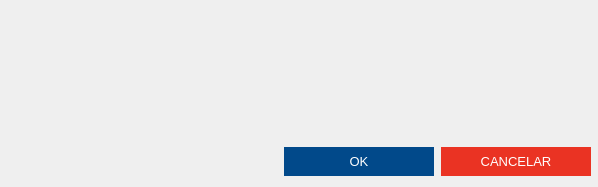
Qt form App/view/ui/telaConfirmacao.ui (Senac-SOR-ADS/Mapa-de-Sala) before a commit.
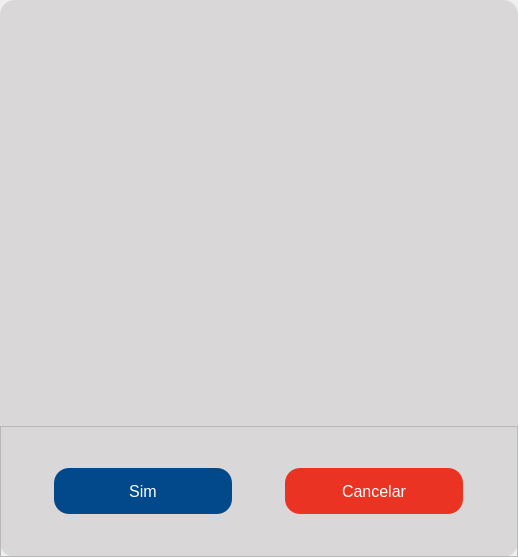
The same form after that commit. Icons and pictures are not drawn.

Commit message:
alterações nas telas de confirmações  (#199)
* atualizei a tela de confirmação e deixei só uma tela para confirmação de concluído e negado

* corrigindo um pequeno errinho de identação

* só comentando a chamado do alerta para poder chamar em qualquer lugar

* adicionando dinâmica nas telas de erros e concluído

* só arrumando um verdadeiro e falso que esqueci

* funcionando 100% agr com imagem e sons

* Update Requisitos

Acrescentado a biblioteca winotify

---------

What changed in the file:
```diff
--- a/App/view/ui/telaConfirmacao.ui
+++ b/App/view/ui/telaConfirmacao.ui
@@ -6,16 +6,10 @@
    <rect>
     <x>0</x>
     <y>0</y>
-    <width>598</width>
-    <height>187</height>
+    <width>518</width>
+    <height>557</height>
    </rect>
   </property>
-  <property name="maximumSize">
-   <size>
-    <width>598</width>
-    <height>16777215</height>
-   </size>
-  </property>
   <property name="windowTitle">
    <string>Confirmação</string>
   </property>
@@ -24,19 +18,31 @@
     <normaloff>icones/iconExclamacao.png</normaloff>icones/iconExclamacao.png</iconset>
   </property>
   <property name="styleSheet">
-   <string notr="true">#widget_3 QPushButton {
-	border: none;
-	color: #FFF;
-	padding: 7px;
-	border-radius: 15px;
+   <string notr="true">#fundo {
+	background-color: #d9d7d7;
+border-radius: 15px;
 }
 
 #btnCancelar {
 	background-color: #ea3323;
+border: none;
+border-radius: 15px;
+color: #ffffff;
+}
+
+#btnCancelar:hover {
+	background-color: #d62f20;
 }
 
 #btnOk {
 	background-color: #01498a;
+border: none;
+border-radius: 15px;
+color: #ffffff;
+}
+
+#btnOk:hover {
+    background-color: #f6921e;
 }
 
 #btnFechar:hover {
@@ -47,9 +53,14 @@
 #btnFechar {
 	border: none;
 	background-color: transparent;
+border-radius: 12px;
+}
+
+#aviso {
+	padding:0 13px 0 13px ;
 }</string>
   </property>
-  <layout class="QVBoxLayout" name="verticalLayout_2">
+  <layout class="QVBoxLayout" name="verticalLayout">
    <property name="spacing">
     <number>0</number>
    </property>
@@ -66,8 +77,8 @@
     <number>0</number>
    </property>
    <item>
-    <widget class="QWidget" name="widget_4" native="true">
-     <layout class="QHBoxLayout" name="horizontalLayout">
+    <widget class="QWidget" name="fundo" native="true">
+     <layout class="QVBoxLayout" name="verticalLayout_2">
       <property name="spacing">
        <number>0</number>
       </property>
@@ -85,11 +96,6 @@
       </property>
       <item alignment="Qt::AlignRight">
        <widget class="QPushButton" name="btnFechar">
-        <property name="font">
-         <font>
-          <pointsize>8</pointsize>
-         </font>
-        </property>
         <property name="cursor">
          <cursorShape>PointingHandCursor</cursorShape>
         </property>
@@ -108,140 +114,148 @@
         </property>
        </widget>
       </item>
-     </layout>
-    </widget>
-   </item>
-   <item>
-    <widget class="QWidget" name="widget" native="true">
-     <property name="maximumSize">
-      <size>
-       <width>16777215</width>
-       <height>16777215</height>
-      </size>
-     </property>
-     <layout class="QVBoxLayout" name="verticalLayout">
-      <property name="spacing">
-       <number>0</number>
-      </property>
-      <property name="leftMargin">
-       <number>0</number>
-      </property>
-      <property name="topMargin">
-       <number>0</number>
-      </property>
-      <property name="rightMargin">
-       <number>0</number>
-      </property>
-      <property name="bottomMargin">
-       <number>0</number>
-      </property>
-      <item>
-       <widget class="QWidget" name="widget_2" native="true">
-        <layout class="QHBoxLayout" name="horizontalLayout_2">
-         <property name="topMargin">
-          <number>11</number>
-         </property>
-         <item alignment="Qt::AlignLeft|Qt::AlignTop">
-          <widget class="QLabel" name="label_2">
-           <property name="text">
-            <string/>
-           </property>
-           <property name="pixmap">
-            <pixmap>icones/iconAviso.png</pixmap>
-           </property>
-           <property name="scaledContents">
-            <bool>true</bool>
-           </property>
-          </widget>
-         </item>
-         <item>
-          <widget class="QLabel" name="aviso">
-           <property name="sizePolicy">
-            <sizepolicy hsizetype="Expanding" vsizetype="Preferred">
-             <horstretch>0</horstretch>
-             <verstretch>0</verstretch>
-            </sizepolicy>
-           </property>
-           <property name="maximumSize">
-            <size>
-             <width>478</width>
-             <height>94</height>
-            </size>
-           </property>
-           <property name="font">
-            <font>
-             <pointsize>19</pointsize>
-            </font>
-           </property>
-           <property name="toolTip">
-            <string>&lt;html&gt;&lt;head/&gt;&lt;body&gt;&lt;p&gt;&lt;br/&gt;&lt;/p&gt;&lt;/body&gt;&lt;/html&gt;</string>
-           </property>
-           <property name="text">
-            <string/>
-           </property>
-           <property name="scaledContents">
-            <bool>true</bool>
-           </property>
-          </widget>
-         </item>
-        </layout>
+      <item alignment="Qt::AlignHCenter|Qt::AlignVCenter">
+       <widget class="QLabel" name="label">
+        <property name="minimumSize">
+         <size>
+          <width>150</width>
+          <height>150</height>
+         </size>
+        </property>
+        <property name="text">
+         <string/>
+        </property>
+        <property name="pixmap">
+         <pixmap>icones/iconAviso.png</pixmap>
+        </property>
+        <property name="scaledContents">
+         <bool>true</bool>
+        </property>
        </widget>
       </item>
+      <item alignment="Qt::AlignHCenter|Qt::AlignVCenter">
+       <widget class="QLabel" name="titulo">
+        <property name="minimumSize">
+         <size>
+          <width>400</width>
+          <height>0</height>
+         </size>
+        </property>
+        <property name="maximumSize">
+         <size>
+          <width>400</width>
+          <height>16777215</height>
+         </size>
+        </property>
+        <property name="font">
+         <font>
+          <pointsize>14</pointsize>
+         </font>
+        </property>
+        <property name="text">
+         <string/>
+        </property>
+        <property name="scaledContents">
+         <bool>false</bool>
+        </property>
+        <property name="alignment">
+         <set>Qt::AlignCenter</set>
+        </property>
+        <property name="wordWrap">
+         <bool>true</bool>
+        </property>
+       </widget>
+      </item>
+      <item alignment="Qt::AlignHCenter|Qt::AlignVCenter">
+       <widget class="QLabel" name="aviso">
+        <property name="minimumSize">
+         <size>
+          <width>500</width>
+          <height>0</height>
+         </size>
+        </property>
+        <property name="maximumSize">
+         <size>
+          <width>500</width>
+          <height>16777215</height>
+         </size>
+        </property>
+        <property name="font">
+         <font>
+          <pointsize>10</pointsize>
+         </font>
+        </property>
+        <property name="layoutDirection">
+         <enum>Qt::LeftToRight</enum>
+        </property>
+        <property name="frameShape">
+         <enum>QFrame::NoFrame</enum>
+        </property>
+        <property name="lineWidth">
+         <number>1</number>
+        </property>
+        <property name="text">
+         <string/>
+        </property>
+        <property name="textFormat">
+         <enum>Qt::AutoText</enum>
+        </property>
+        <property name="alignment">
+         <set>Qt::AlignCenter</set>
+        </property>
+        <property name="wordWrap">
+         <bool>true</bool>
+        </property>
+       </widget>
+      </item>
       <item>
-       <widget class="QWidget" name="widget_3" native="true">
-        <layout class="QHBoxLayout" name="horizontalLayout_3">
+       <widget class="QFrame" name="frame">
+        <property name="frameShape">
+         <enum>QFrame::StyledPanel</enum>
+        </property>
+        <property name="frameShadow">
+         <enum>QFrame::Raised</enum>
+        </property>
+        <layout class="QHBoxLayout" name="horizontalLayout">
          <property name="spacing">
-          <number>7</number>
+          <number>0</number>
          </property>
          <property name="leftMargin">
-          <number>7</number>
+          <number>0</number>
          </property>
          <property name="topMargin">
           <number>0</number>
          </property>
          <property name="rightMargin">
-          <number>7</number>
+          <number>0</number>
          </property>
          <property name="bottomMargin">
-          <number>6</number>
+          <number>0</number>
          </property>
-         <item>
-          <spacer name="horizontalSpacer">
-           <property name="orientation">
-            <enum>Qt::Horizontal</enum>
-           </property>
-           <property name="sizeHint" stdset="0">
-            <size>
-             <width>40</width>
-             <height>20</height>
-            </size>
-           </property>
-          </spacer>
-         </item>
          <item>
           <widget class="QPushButton" name="btnOk">
            <property name="minimumSize">
             <size>
-             <width>150</width>
-             <height>0</height>
+             <width>178</width>
+             <height>46</height>
             </size>
            </property>
            <property name="maximumSize">
             <size>
-             <width>150</width>
-             <height>16777215</height>
+             <width>178</width>
+             <height>46</height>
             </size>
            </property>
            <property name="font">
             <font>
-             <pointsize>10</pointsize>
+             <pointsize>12</pointsize>
             </font>
            </property>
            <property name="cursor">
             <cursorShape>PointingHandCursor</cursorShape>
            </property>
            <property name="text">
-            <string>OK</string>
+            <string>Sim</string>
            </property>
           </widget>
          </item>
@@ -249,26 +263,26 @@
           <widget class="QPushButton" name="btnCancelar">
            <property name="minimumSize">
             <size>
-             <width>150</width>
-             <height>0</height>
+             <width>178</width>
+             <height>46</height>
             </size>
            </property>
            <property name="maximumSize">
             <size>
-             <width>150</width>
-             <height>16777215</height>
+             <width>178</width>
+             <height>46</height>
             </size>
            </property>
            <property name="font">
             <font>
-             <pointsize>10</pointsize>
+             <pointsize>12</pointsize>
             </font>
            </property>
            <property name="cursor">
             <cursorShape>PointingHandCursor</cursorShape>
            </property>
            <property name="text">
-            <string>CANCELAR</string>
+            <string>Cancelar</string>
            </property>
           </widget>
          </item>
```
Left out of the diff: 10 changed lines with no effect on the pictures. The commit also changes 14 other files.
